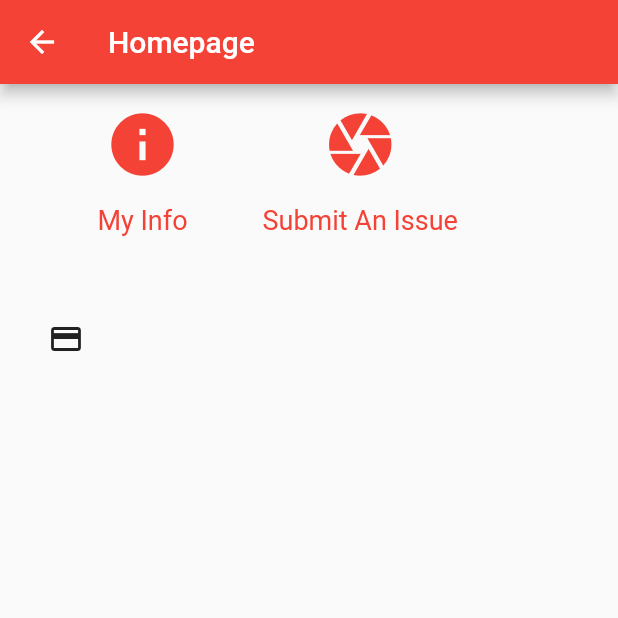
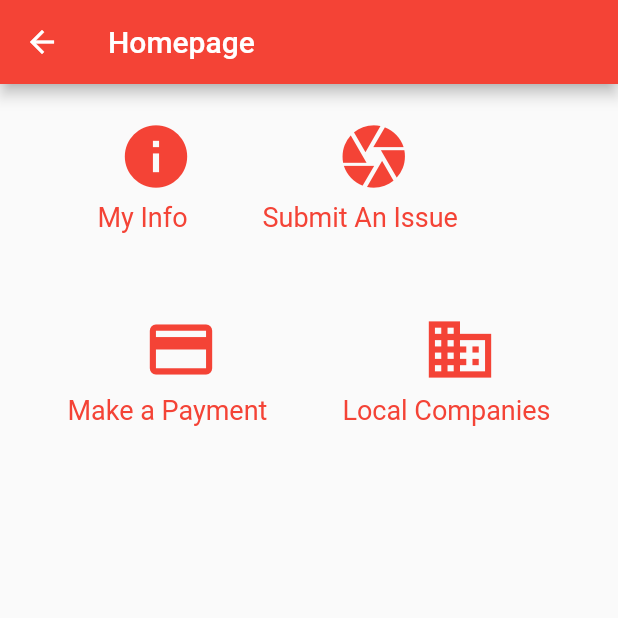
Before and after one commit to lowndesit/lowndes_app, a Flutter app: the MyItemsPage screen opened by its route, on a phone screen of 412 x 824 dp, the top half of it. Run offline on Flutter 3.47's test engine with Material 2 defaults, Android fonts, the phone set to English and light mode, and no system bars.

Commit message:
Fixed button press in row1 and row2

```diff
--- a/lib/main.dart
+++ b/lib/main.dart
@@ -209,16 +209,24 @@ class _MyItemsPageState extends State<MyItemsPage> {
       }
     }
 
+    ///launchMyInfoPage
+
+    void _launchMyInfoPage() {
+      Navigator.pushNamed(context, MyInfoPage.routeName);
+    }
+
     ///row1
 
-    Column buildButtonColumn1(IconData icon, String label) {
+    Column buildButtonColumn1(IconData icon, String label, onPress) {
       Color color = Theme.of(context).primaryColor;
 
       return new Column(
-        mainAxisSize: MainAxisSize.min,
         mainAxisAlignment: MainAxisAlignment.center,
-        children: [
-          new Icon(icon, color: color, size: 50.0),
+        children: <Widget>[
+          new IconButton(
+            icon: new Icon(icon, color: color, size: 50.0),
+            onPressed: onPress,
+          ),
           new Container(
             margin:
             const EdgeInsets.symmetric(horizontal: 25.0, vertical: 15.0),
@@ -240,8 +248,8 @@ class _MyItemsPageState extends State<MyItemsPage> {
         child: new Row(
           mainAxisAlignment: MainAxisAlignment.spaceEvenly,
           children: [
-            buildButtonColumn1(Icons.info, 'My Info'),
-            buildButtonColumn1(Icons.camera, 'Submit An Issue')
+            buildButtonColumn1(Icons.info, 'My Info', _launchMyInfoPage),
+            buildButtonColumn1(Icons.camera, 'Submit An Issue', null)
           ],
         ));
 
@@ -255,14 +263,17 @@ class _MyItemsPageState extends State<MyItemsPage> {
 
     ///row2
 
-    Column buildButtonColumn2(IconData icon, String label) {
+    Column buildButtonColumn2(IconData icon, String label, onPress) {
       Color color = Theme.of(context).primaryColor;
 
       return new Column(
         mainAxisSize: MainAxisSize.min,
         mainAxisAlignment: MainAxisAlignment.center,
-        children: [
-          new Icon(icon, color: color, size: 50.0),
+        children: <Widget>[
+          new IconButton(
+            icon: new Icon(icon, color: color, size: 50.0),
+            onPressed: onPress,
+          ),
           new Container(
             margin:
             const EdgeInsets.symmetric(horizontal: 25.0, vertical: 15.0),
@@ -284,11 +295,8 @@ class _MyItemsPageState extends State<MyItemsPage> {
         child: new Row(
           mainAxisAlignment: MainAxisAlignment.spaceEvenly,
           children: <Widget>[
-            new IconButton(
-              icon: new Icon(Icons.payment),
-              tooltip: 'Pay your Utility Bill',
-              onPressed: _launchUtilPayURL,
-    ),
+            buildButtonColumn2(Icons.payment, 'Make a Payment', _launchUtilPayURL),
+            buildButtonColumn2(Icons.business, 'Local Companies', null),
           ],
         ));
 
```
Lines whose indentation alone changed are shown as unchanged.
